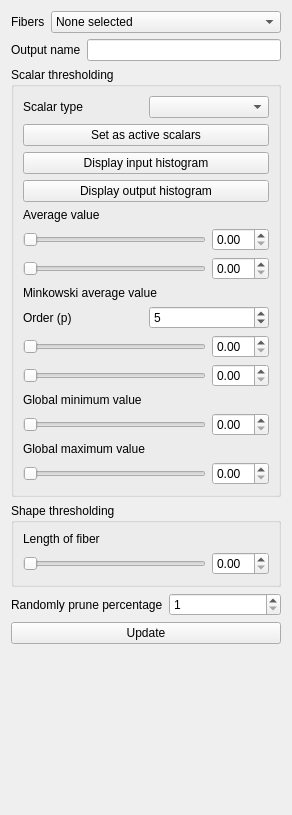
Qt form branches/smeesters/plugins/testing/smeesters/ScoringTools/ScoringTools.ui (BackupTheBerlios/viste-tool-svn) before a commit.
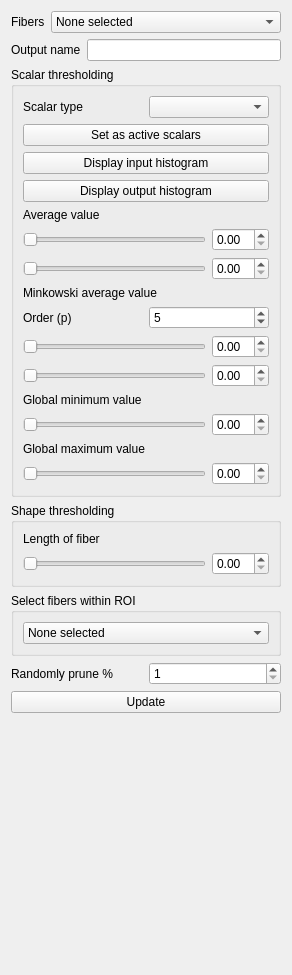
The same form after that commit.

```diff
--- a/branches/smeesters/plugins/testing/smeesters/ScoringTools/ScoringTools.ui
+++ b/branches/smeesters/plugins/testing/smeesters/ScoringTools/ScoringTools.ui
@@ -7,7 +7,7 @@
     <x>0</x>
     <y>0</y>
     <width>292</width>
-    <height>815</height>
+    <height>975</height>
    </rect>
   </property>
   <property name="acceptDrops">
@@ -16,7 +16,7 @@
   <property name="windowTitle">
    <string>Form</string>
   </property>
-  <layout class="QVBoxLayout" name="verticalLayout_3">
+  <layout class="QVBoxLayout" name="verticalLayout_4">
    <item>
     <layout class="QGridLayout" name="gridLayout">
      <item row="0" column="0">
@@ -284,12 +284,30 @@
      </layout>
     </widget>
    </item>
+   <item>
+    <widget class="QGroupBox" name="groupBox">
+     <property name="title">
+      <string>Select fibers within ROI</string>
+     </property>
+     <layout class="QVBoxLayout" name="verticalLayout_3">
+      <item>
+       <widget class="QComboBox" name="selectROICombo">
+        <item>
+         <property name="text">
+          <string>None selected</string>
+         </property>
+        </item>
+       </widget>
+      </item>
+     </layout>
+    </widget>
+   </item>
    <item>
     <layout class="QHBoxLayout" name="horizontalLayout_10">
      <item>
       <widget class="QLabel" name="label_10">
        <property name="text">
-        <string>Randomly prune percentage</string>
+        <string>Randomly prune %</string>
        </property>
       </widget>
      </item>
```
